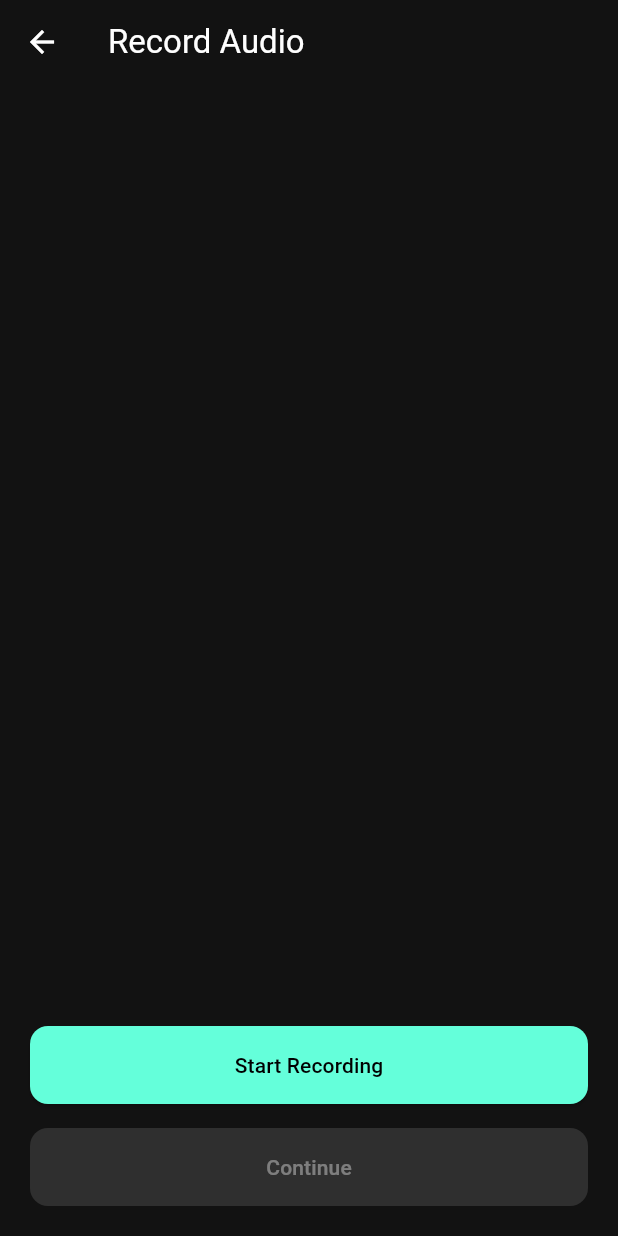
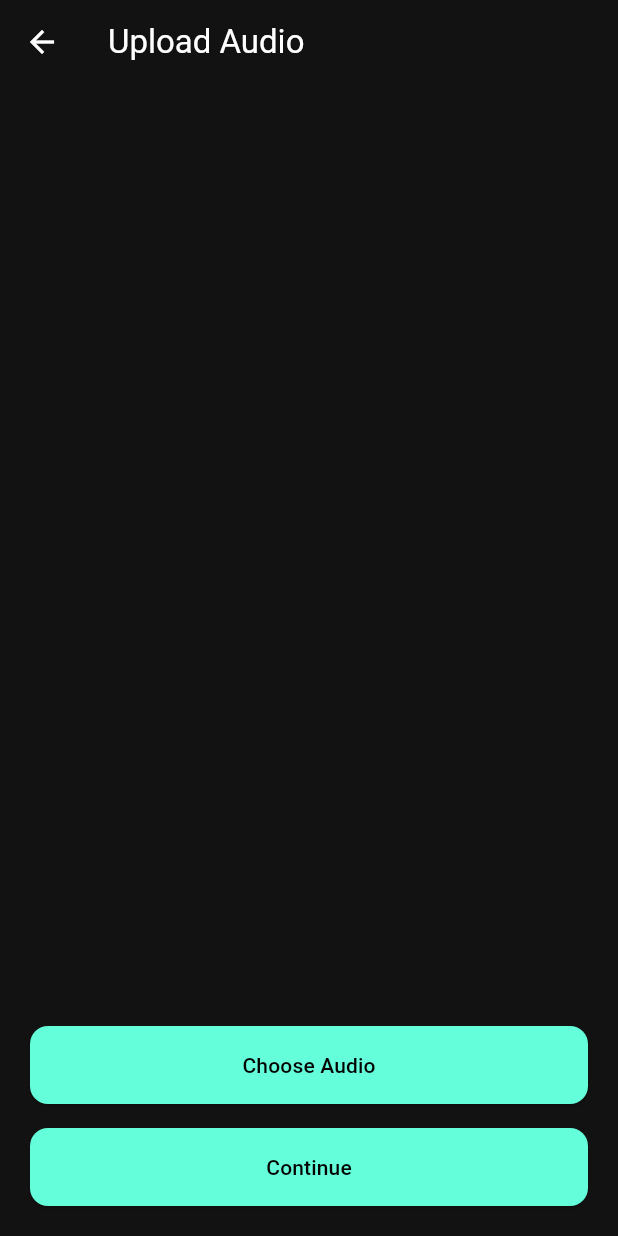
Before and after one commit to AlexPraxedes12/LearnSynth, a Flutter app: the AudioPickerScreen screen opened by its route, on a phone screen of 412 x 824 dp. Run offline on Flutter 3.47's test engine with Material 3 defaults, Android fonts, the phone set to English and light mode, and no system bars; our stand-ins replace file_picker; missing offline and left inert: video_compress.

Commit message:
feat: restore audio file picker

```diff
--- a/frontend/learnsynth/lib/screens/audio_picker_screen.dart
+++ b/frontend/learnsynth/lib/screens/audio_picker_screen.dart
@@ -1,18 +1,17 @@
 import 'dart:convert';
-import 'dart:io';
 import 'dart:typed_data';
 
 import 'package:flutter/material.dart';
-import 'package:flutter_sound/flutter_sound.dart';
+import 'package:file_picker/file_picker.dart';
+import 'package:http/http.dart' as http;
 import 'package:provider/provider.dart';
-import 'package:http/http.dart' as http;
 
 import '../constants.dart';
 import '../content_provider.dart';
 import '../theme/app_theme.dart';
 import '../widgets/primary_button.dart';
 
-/// Allows the user to record audio.
+/// Allows the user to pick an existing audio file and upload it.
 class AudioPickerScreen extends StatefulWidget {
   const AudioPickerScreen({super.key});
 
@@ -21,61 +20,36 @@ class AudioPickerScreen extends StatefulWidget {
 }
 
 class _AudioPickerScreenState extends State<AudioPickerScreen> {
-  FlutterSoundRecorder? _audioRecorder = FlutterSoundRecorder();
-  bool _isRecorderInitialized = false;
-  bool _isRecording = false;
   String? _path;
+  String? _name;
+  Uint8List? _bytes;
 
-  @override
-  void initState() {
-    super.initState();
-    initRecorder();
-  }
-
-  @override
-  void dispose() {
-    disposeRecorder();
-    super.dispose();
-  }
-
-  Future<void> initRecorder() async {
-    await _audioRecorder!.openRecorder();
-    _isRecorderInitialized = true;
-  }
-
-  void disposeRecorder() {
-    _audioRecorder!.closeRecorder();
-    _audioRecorder = null;
-  }
-
-  Future<void> startRecordingAndCompressing() async {
-    if (!_isRecorderInitialized) {
-      return;
+  Future<void> _pickAudio() async {
+    final result = await FilePicker.platform.pickFiles(
+      type: FileType.custom,
+      allowedExtensions: ['mp3', 'wav', 'aac'],
+      withData: true,
+    );
+    if (!mounted) return;
+    if (result != null && result.files.single.path != null) {
+      setState(() {
+        _path = result.files.single.path;
+        _name = result.files.single.name;
+        _bytes = result.files.single.bytes;
+      });
     }
-    await _audioRecorder!.startRecorder(
-      toFile: 'compressed_audio.aac',
-      codec: Codec.aacADTS,
-    );
-    setState(() {
-      _isRecording = true;
-    });
-  }
-
-  Future<void> stopRecording() async {
-    final path = await _audioRecorder!.stopRecorder();
-    setState(() {
-      _isRecording = false;
-      _path = path;
-    });
   }
 
   Future<void> _continue() async {
-    if (_path == null) return;
-    final provider = Provider.of<ContentProvider>(context, listen: false);
+    if (_bytes == null || _path == null) {
+      ScaffoldMessenger.of(context).showSnackBar(
+        const SnackBar(content: Text('No audio file selected.')),
+      );
+      return;
+    }
+
+    final provider = context.read<ContentProvider>();
     provider.setAudioPath(_path!);
-
-    final file = File(_path!);
-    final bytes = await file.readAsBytes();
 
     try {
       final url = Uri.parse('http://10.0.2.2:8000/upload-content');
@@ -83,8 +57,8 @@ class _AudioPickerScreenState extends State<AudioPickerScreen> {
         ..files.add(
           http.MultipartFile.fromBytes(
             'file',
-            bytes,
-            filename: 'audio.aac',
+            _bytes!,
+            filename: _name ?? 'audio',
           ),
         );
       final streamed = await request.send();
@@ -110,20 +84,38 @@ class _AudioPickerScreenState extends State<AudioPickerScreen> {
   @override
   Widget build(BuildContext context) {
     return Scaffold(
-      appBar: AppBar(title: const Text('Record Audio')),
+      appBar: AppBar(title: const Text('Upload Audio')),
       body: Padding(
         padding: const EdgeInsets.all(20.0),
         child: Column(
-          mainAxisAlignment: MainAxisAlignment.center,
           children: [
-            if (_path != null)
-              Text('Recording saved at: $_path')
-            else if (_isRecording)
-              const Text('Recording...'),
+            if (_name != null)
+              Card(
+                color: AppTheme.accentGray,
+                shape: RoundedRectangleBorder(
+                  borderRadius: BorderRadius.circular(12),
+                ),
+                elevation: 4,
+                child: Padding(
+                  padding: const EdgeInsets.all(16.0),
+                  child: Row(
+                    children: [
+                      const Icon(Icons.audiotrack, color: AppTheme.accentTeal),
+                      const SizedBox(width: 16),
+                      Expanded(
+                        child: Text(
+                          _name!,
+                          style: const TextStyle(fontWeight: FontWeight.bold),
+                        ),
+                      ),
+                    ],
+                  ),
+                ),
+              ),
             const Spacer(),
             PrimaryButton(
-              label: _isRecording ? 'Stop Recording' : 'Start Recording',
-              onPressed: _isRecording ? stopRecording : startRecordingAndCompressing,
+              label: 'Choose Audio',
+              onPressed: _pickAudio,
             ),
             const SizedBox(height: 16),
             SizedBox(
@@ -137,7 +129,11 @@ class _AudioPickerScreenState extends State<AudioPickerScreen> {
                     borderRadius: BorderRadius.circular(12),
                   ),
                 ),
-                onPressed: _path != null ? _continue : null,
+                onPressed: _bytes != null ? _continue : () {
+                  ScaffoldMessenger.of(context).showSnackBar(
+                    const SnackBar(content: Text('No audio file selected.')),
+                  );
+                },
                 child: const Text('Continue'),
               ),
             ),
```
